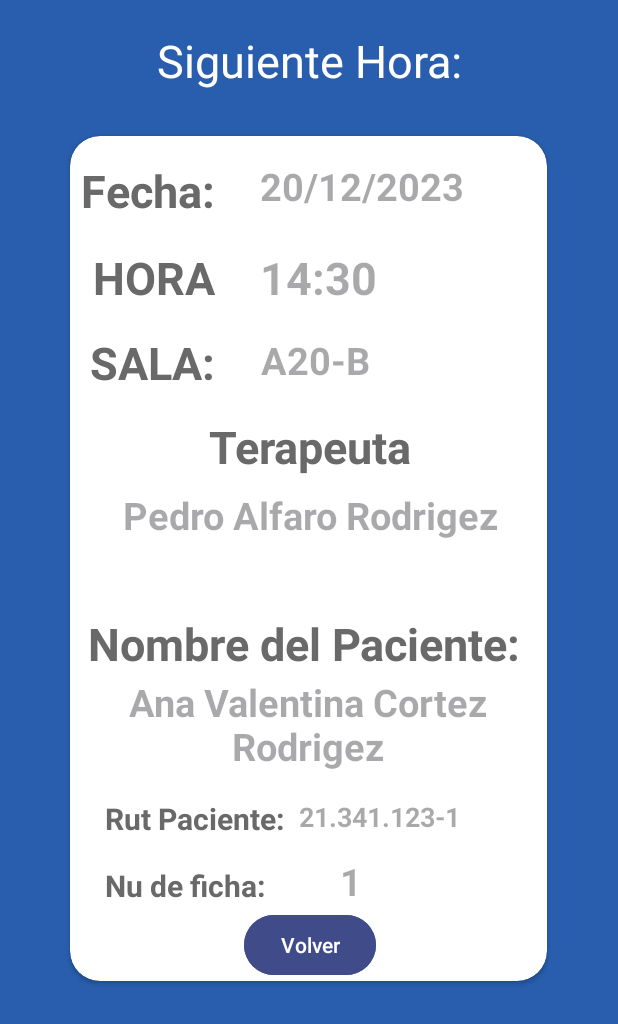
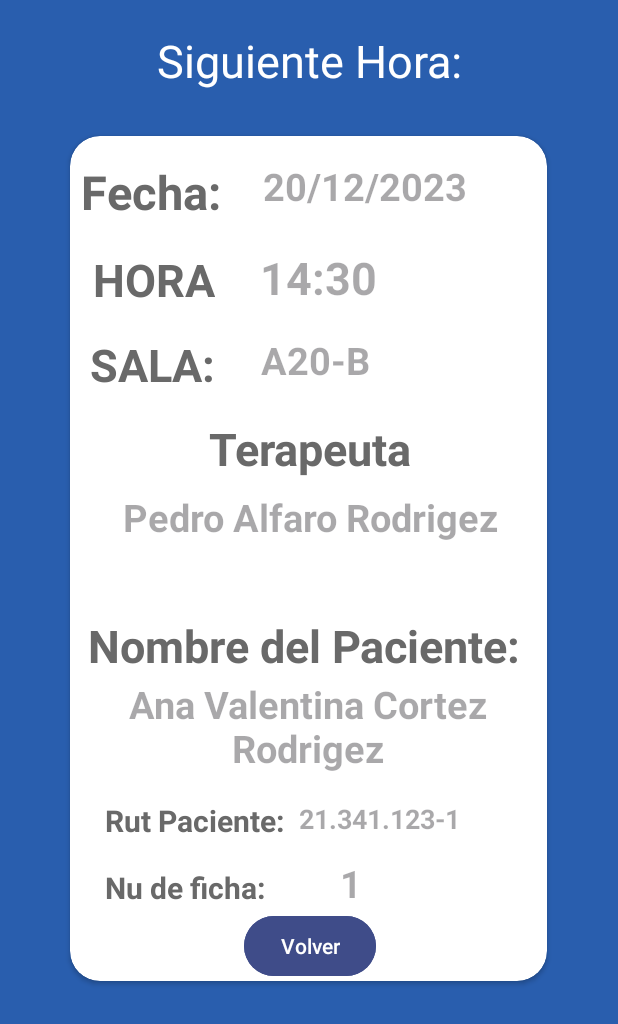
Before and after one commit to Cristobal2312/carnet_digital, an Android app: the MostrarAgendaHora screen opened directly, with no data from a screen before it, on a phone screen of 412 x 824 dp. Shown: the top 1024 px of the screen. Run offline under Robolectric (Android 15) with nearby library versions, the phone set to English and light mode, and no system bars.

Commit message:
Carnet DIGITAL FIX 8.0.7v

```diff
--- a/app/src/main/res/layout/activity_mostrar_agenda_hora.xml
+++ b/app/src/main/res/layout/activity_mostrar_agenda_hora.xml
@@ -257,7 +257,7 @@
                         android:layout_marginTop="16dp"
                         android:text="Fecha:"
                         android:textColor="@color/gray"
-                        android:textSize="30dp"
+                        android:textSize="31dp"
                         android:textStyle="bold"
                         app:layout_constraintStart_toStartOf="parent"
                         app:layout_constraintTop_toTopOf="parent"
```
